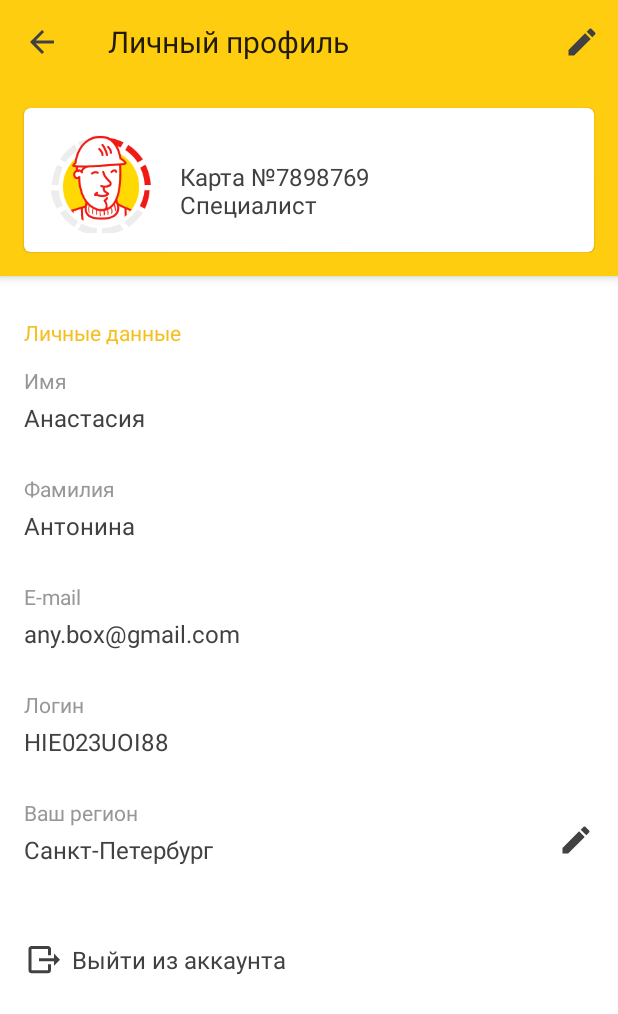
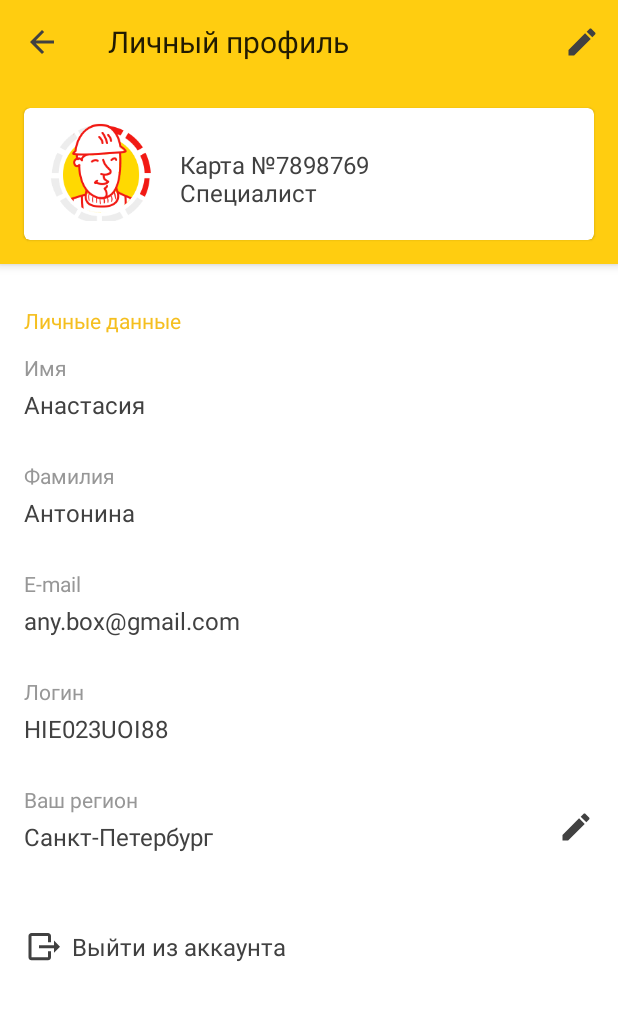
Before and after one commit to orehusLina/headsNhands, an Android app: the SecondActivity screen opened directly, with no data from a screen before it, on a phone screen of 412 x 824 dp. Shown: the top 1014 px of the screen. Run offline under Robolectric (Android 15) with nearby library versions, the phone set to English and light mode, and no system bars; Roboto replaces fonts that are not available here.

Commit message:
Поправила 3 урок

```diff
--- a/Lesson3_Orekhova/app/src/main/java/com/example/lesson3_orekhova/SecondActivity.kt
+++ b/Lesson3_Orekhova/app/src/main/java/com/example/lesson3_orekhova/SecondActivity.kt
@@ -39,14 +39,13 @@ class SecondActivity : AppCompatActivity() {
 
         binding.buttonLogOut.setOnClickListener{
             Toast.makeText(this, "Вышли из аккаунта", Toast.LENGTH_SHORT).show()
-
         }
 
         val worker = Worker(
             "7898769", "Специалист", "Анастасия", "Антонина", "any.box@gmail.com",
             "HIE023UOI88", "Санкт-Петербург"
         )
-        val cardText: String = "\nКарта №${worker.card}\n${worker.job}"
+        val cardText: String = "\n${getString(R.string.card_number)}${worker.card}\n${worker.job}"
 
         with(binding) {
             textViewCard.text = cardText
--- a/Lesson3_Orekhova/app/src/main/java/com/example/lesson3_orekhova/ThirdActivity.kt
+++ b/Lesson3_Orekhova/app/src/main/java/com/example/lesson3_orekhova/ThirdActivity.kt
@@ -40,14 +40,13 @@ class ThirdActivity : AppCompatActivity() {
 
         binding.buttonLogOut.setOnClickListener{
             Toast.makeText(this, "Вышли из аккаунта", Toast.LENGTH_SHORT).show()
-
         }
 
         val worker = Worker(
             "7898769", "Специалист", "Анастасия", "Антонина", "any.box@gmail.com",
             "HIE023UOI88", "Санкт-Петербург"
         )
-        val cardText: String = "\nКарта №${worker.card}\n${worker.job}"
+        val cardText: String = "\n${getString(R.string.card_number)}${worker.card}\n${worker.job}"
 
         with(binding) {
             textViewCard.text = cardText
--- a/Lesson3_Orekhova/app/src/main/res/layout/activity_second.xml
+++ b/Lesson3_Orekhova/app/src/main/res/layout/activity_second.xml
@@ -21,8 +21,7 @@
             app:navigationIcon="@drawable/baseline_arrow_back_24"
             app:title="@string/profile"
             app:titleMarginStart="8dp"
-            app:titleTextAppearance="@style/BigTitle"
-            />
+            app:titleTextAppearance="@style/BigTitle" />
 
         <com.google.android.material.card.MaterialCardView
             android:layout_width="match_parent"
@@ -34,15 +33,10 @@
                 android:layout_width="wrap_content"
                 android:layout_height="wrap_content"
                 android:drawablePadding="16dp"
-                android:paddingStart="16dp"
-                android:paddingEnd="16dp"
-                android:paddingTop="16dp"
-                android:paddingBottom="8dp"
+                android:paddingHorizontal="16dp"
+                android:paddingVertical="8dp"
                 android:textSize="16sp"
-
-                app:drawableStartCompat="@mipmap/avatar"
-                />
-
+                app:drawableStartCompat="@mipmap/avatar" />
 
         </com.google.android.material.card.MaterialCardView>
 
@@ -52,6 +46,7 @@
         android:layout_width="match_parent"
         android:layout_height="wrap_content"
         android:orientation="vertical">
+
         <LinearLayout
             android:layout_width="match_parent"
             android:layout_height="wrap_content"
@@ -59,9 +54,10 @@
 
             <TextView
                 android:layout_width="match_parent"
-                android:layout_height="32dp"
+                android:layout_height="wrap_content"
                 android:text="@string/personal_data"
                 android:layout_marginTop="28dp"
+                android:layout_marginBottom="12dp"
                 android:layout_marginStart="16dp"
                 android:textColor="@color/light_yellow"/>
 
@@ -84,9 +80,6 @@
                 android:id="@+id/fieldCity"
                 layout="@layout/user_field" />
 
-        </LinearLayout>
-    </androidx.core.widget.NestedScrollView>
-
             <Button
                 android:id="@+id/buttonLogOut"
                 style="@style/FieldContent"
@@ -100,3 +93,6 @@
                 android:textAppearance="@style/TextAppearance.AppCompat.Body1" />
 
         </LinearLayout>
+    </androidx.core.widget.NestedScrollView>
+
+</LinearLayout>
--- a/Lesson3_Orekhova/app/src/main/res/menu/menu_settings.xml
+++ b/Lesson3_Orekhova/app/src/main/res/menu/menu_settings.xml
@@ -4,6 +4,6 @@
     <item
         android:id="@+id/settings"
         android:icon="@drawable/pencil_24px"
-        android:title="Настройки"
+        android:title="@string/settings"
         app:showAsAction="always" />
 </menu>
--- a/Lesson3_Orekhova/app/src/main/res/values/strings.xml
+++ b/Lesson3_Orekhova/app/src/main/res/values/strings.xml
@@ -11,4 +11,6 @@
     <string name="login_title">Логин</string>
     <string name="city_title">Ваш регион</string>
     <string name="log_out">Выйти из аккаунта</string>
+    <string name="card_number">Карта №</string>
+    <string name="settings">Настройки</string>
 </resources>
```
Also changed, not shown: Lesson3_Orekhova/app/src/main/res/layout/activity_third.xml (+3 -6 lines). Lines whose indentation alone changed are shown as unchanged.
